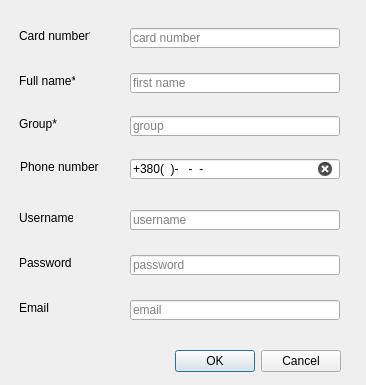
First picture: the form in ui/add_user.ui, repository TarasRudnyk/Students_health_records, before the edit.
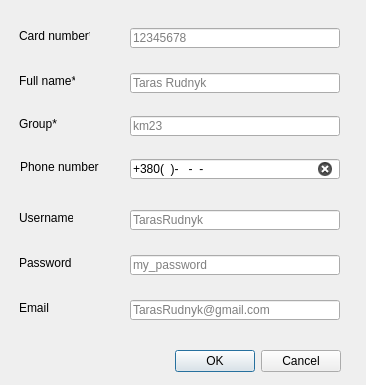
Second picture: the form after the edit. Icons and pictures are not drawn.

Commit message: changed buttons location and lineEdits length.

The edit to the form file:
```diff
--- a/ui/add_user.ui
+++ b/ui/add_user.ui
@@ -64,7 +64,7 @@
     <number>8</number>
    </property>
    <property name="placeholderText">
-    <string>card number</string>
+    <string>12345678</string>
    </property>
    <property name="clearButtonEnabled">
     <bool>true</bool>
@@ -96,7 +96,7 @@
     <number>28</number>
    </property>
    <property name="placeholderText">
-    <string>first name</string>
+    <string>Taras Rudnyk</string>
    </property>
    <property name="clearButtonEnabled">
     <bool>true</bool>
@@ -128,7 +128,7 @@
     <number>28</number>
    </property>
    <property name="placeholderText">
-    <string>group</string>
+    <string>km23</string>
    </property>
    <property name="clearButtonEnabled">
     <bool>true</bool>
@@ -160,7 +160,7 @@
     <number>28</number>
    </property>
    <property name="placeholderText">
-    <string>username</string>
+    <string>TarasRudnyk</string>
    </property>
    <property name="clearButtonEnabled">
     <bool>true</bool>
@@ -188,6 +188,9 @@
      <height>20</height>
     </rect>
    </property>
+   <property name="text">
+    <string/>
+   </property>
    <property name="maxLength">
     <number>28</number>
    </property>
@@ -195,7 +198,7 @@
     <enum>QLineEdit::Normal</enum>
    </property>
    <property name="placeholderText">
-    <string>password</string>
+    <string>my_password</string>
    </property>
    <property name="clearButtonEnabled">
     <bool>true</bool>
@@ -227,7 +230,7 @@
     <number>28</number>
    </property>
    <property name="placeholderText">
-    <string>email</string>
+    <string>TarasRudnyk@gmail.com</string>
    </property>
    <property name="clearButtonEnabled">
     <bool>true</bool>
```
Left out of the diff: 4 changed lines with no effect on the pictures. The commit also changes 4 other files.
